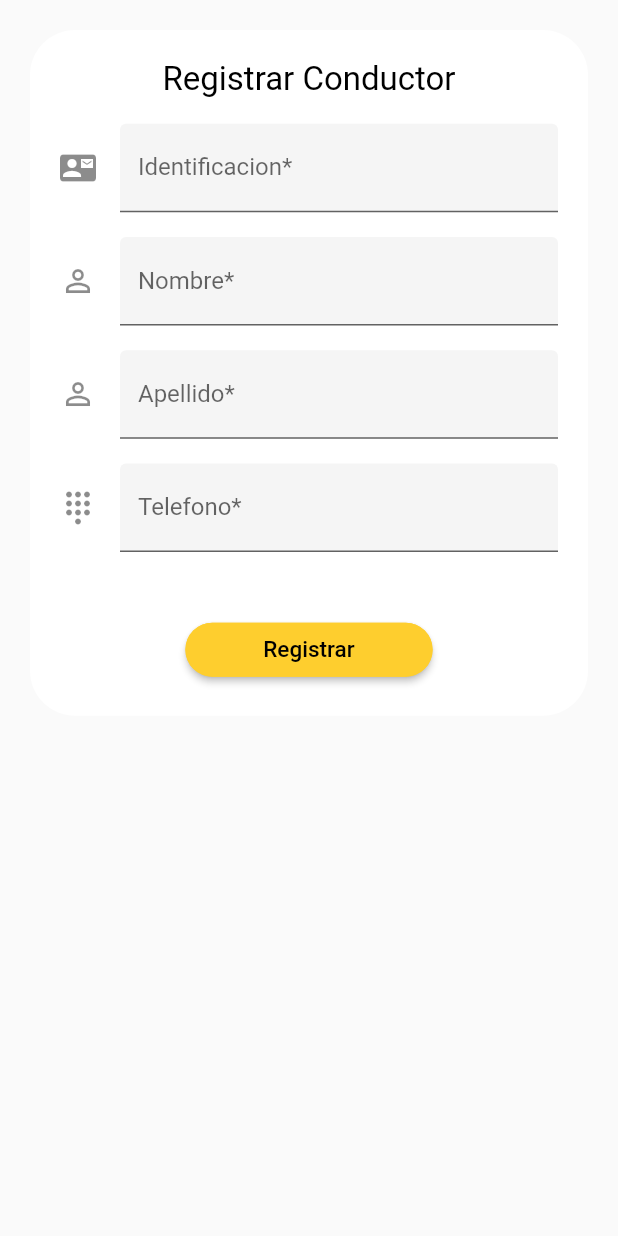
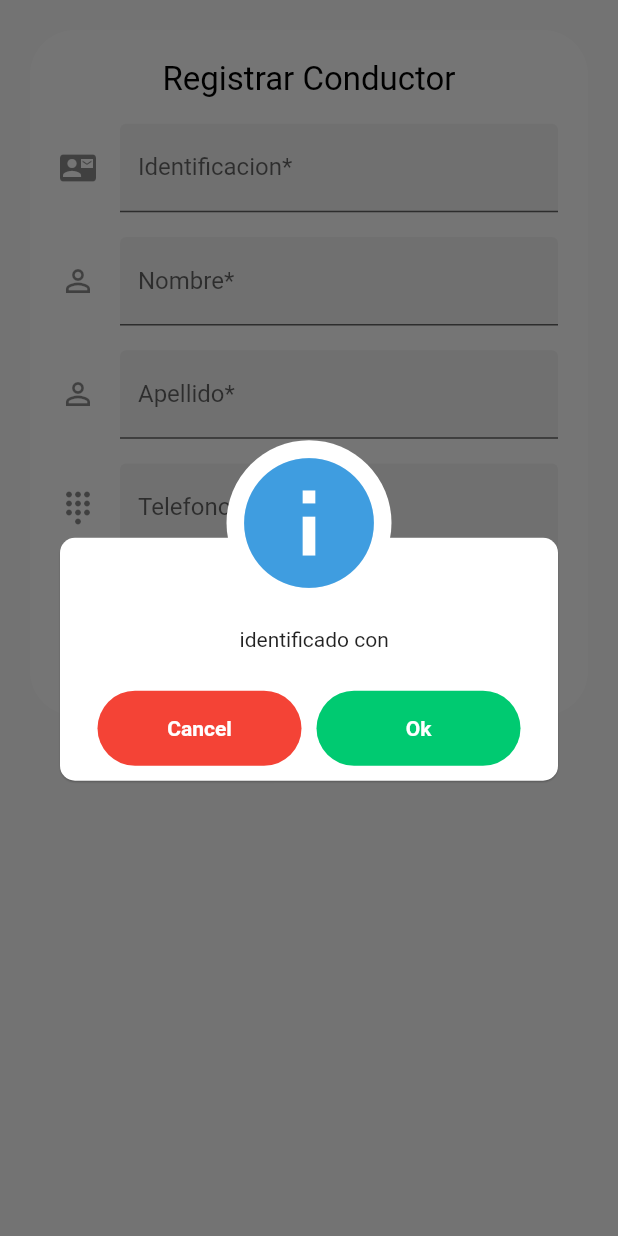
Before and after one commit to OlsonII/chicken_app, a Flutter app: the DriverForm widget shown alone on an empty page, opened directly, after a tap on "Registrar", on a phone screen of 412 x 824 dp. Run offline on Flutter 3.47's test engine with Material 2 defaults, Android fonts, the phone set to English and light mode, and no system bars; our stand-ins replace awesome_dialog, bubble_bottom_bar, flutter_icons, rxdart; missing offline and left inert: flutter_statusbarcolor; network calls fail.

```diff
--- a/lib/src/models/driver_model.dart
+++ b/lib/src/models/driver_model.dart
@@ -7,17 +7,18 @@ DriverModel driverModelFromJson(String str) => DriverModel.fromJson(json.decode(
 String driverModelToJson(DriverModel data) => json.encode(data.toJson());
 
 class DriverModel {
-
   String identification;
   String firstname;
   String lastname;
-  String state = 'inactivo';
+  String phone;
+  String state;
   List<ChargeModel> charge;
 
   DriverModel({
     this.identification,
     this.firstname,
     this.lastname,
+    this.phone,
     this.state,
     this.charge,
   });
@@ -26,6 +27,7 @@ class DriverModel {
     identification: json["identification"],
     firstname: json["firstname"],
     lastname: json["lastname"],
+    phone: json["phone"],
     state: json["state"],
     charge: List<ChargeModel>.from(json["charge"].map((x) => ChargeModel.fromJson(x))),
   );
@@ -34,6 +36,7 @@ class DriverModel {
     "identification": identification,
     "firstname": firstname,
     "lastname": lastname,
+    "phone": phone,
     "state": state,
     "charge": List<dynamic>.from(charge.map((x) => x.toJson())),
   };
--- a/lib/src/pages/home_page.dart
+++ b/lib/src/pages/home_page.dart
@@ -176,7 +176,6 @@ class _HomePageState extends State<HomePage> {
   }
   void _changePage(int index) {
     setState(() {
-      //showContainer = true;
       _selectedIndex = index;
     });
   }
--- a/lib/src/providers/charge_provider.dart
+++ b/lib/src/providers/charge_provider.dart
@@ -11,7 +11,6 @@ class ChargeProvider {
 
   Future<List<ChargeModel>> getCharges() async {
     try{
-      chargeBloc.getAllCharges();
       final response = await http.get(_URL);
       final decodedData = jsonDecode(response.body);
       final List<ChargeModel> charges = new List();
@@ -86,7 +85,7 @@ class ChargeProvider {
   Future<bool> editChargeState(ChargeModel chargeModel) async {
     print(chargeModel);
     print(chargeModelToJson(chargeModel));
-    return await http.put(_URL+'/${chargeModel.id}', headers: {'content-type': 'application/json'},body: chargeModelToJson(chargeModel))
+    return await http.put(_URL+'/${chargeModel.id}', headers: {'content-type': 'application/json'}, body: chargeModelToJson(chargeModel))
         .then((response) => true)
         .catchError((onError) => onError);
   }
--- a/lib/src/utils/register_driver_form.dart
+++ b/lib/src/utils/register_driver_form.dart
@@ -1,9 +1,15 @@
+import 'package:awesome_dialog/awesome_dialog.dart';
+import 'package:chicken_app/src/models/driver_model.dart';
+import 'package:chicken_app/src/providers/driver_provider.dart';
 import 'package:flutter/material.dart';
 import 'package:flutter_icons/flutter_icons.dart';
 
 class DriverForm extends StatelessWidget {
 
   static GlobalKey<FormState> formDriverKey = new GlobalKey<FormState>();
+
+  final driverModel = new DriverModel();
+  final driverProvider = new DriverProvider();
 
   @override
   Widget build(BuildContext context) {
@@ -12,6 +18,10 @@ class DriverForm extends StatelessWidget {
     final _screenHeight = _deviceData.size.height;
     final _screenWidth = _deviceData.size.width;
 
+    return _buildPrincipalContainer(context, _screenHeight, _screenWidth);
+  }
+
+  Positioned _buildPrincipalContainer(BuildContext context, double _screenHeight, double _screenWidth) {
     return Positioned(
       top: _screenHeight*0.25,
       //bottom: _screenHeight*0.15,
@@ -27,7 +37,15 @@ class DriverForm extends StatelessWidget {
             ),
             margin: EdgeInsets.all(20.0),
             padding: EdgeInsets.symmetric(horizontal: 20.0, vertical: 20.0),
-            child: Form(
+            child: _buildForm(context, _screenHeight, _screenWidth),
+          ),
+        ),
+      ),
+    );
+  }
+
+  Form _buildForm(BuildContext context, double _screenHeight, double _screenWidth) {
+    return Form(
       key: formDriverKey,
       autovalidate: false,
       child: Scrollbar(
@@ -39,51 +57,24 @@ class DriverForm extends StatelessWidget {
                 child: Text('Registrar Conductor', style: TextStyle(color: Colors.black, fontSize: 22.0),),
               ),
               SizedBox(height: _screenHeight*0.02),
-                      TextFormField(
-                        cursorColor: Colors.blueGrey,
-                        decoration: InputDecoration(
-                          filled: true,
-                          icon: Icon(Icons.contact_mail),
-                          labelText: 'Identificacion*',
-                          hintText: 'Digite la identificacion del conductor',
+              _buildIdentificationField(),
+              SizedBox(height: _screenHeight*0.02),
+              _buildFirstnameField(),
+              SizedBox(height: _screenHeight*0.02),
+              _buildLastnameField(),
+              SizedBox(height: _screenHeight*0.02),
+              _buildPhoneField(),
+              SizedBox(height: _screenHeight*0.05),
+              _buildButton(context, _screenWidth)
+            ],
           ),
-                        keyboardType: TextInputType.text,
         ),
-                      SizedBox(height: _screenHeight*0.02),
-                      TextFormField(
-                        cursorColor: Colors.blueGrey,
-                        decoration: InputDecoration(
-                          filled: true,
-                          icon: Icon(Icons.perm_identity),
-                          labelText: 'Nombre*',
-                          hintText: 'Digite el nombre del conductor',
       ),
-                        keyboardType: TextInputType.text,
-                      ),
-                      SizedBox(height: _screenHeight*0.02),
-                      TextFormField(
-                        cursorColor: Colors.blueGrey,
-                        decoration: InputDecoration(
-                          filled: true,
-                          icon: Icon(Icons.perm_identity),
-                          labelText: 'Apellido*',
-                          hintText: 'Digite el apellido del conductor',
-                        ),
-                        keyboardType: TextInputType.text,
-                      ),
-                      SizedBox(height: _screenHeight*0.02),
-                      TextFormField(
-                        cursorColor: Colors.blueGrey,
-                        decoration: InputDecoration(
-                          filled: true,
-                          icon: Icon(Icons.dialpad),
-                          labelText: 'Telefono*',
-                          hintText: 'Digite el telefono del conductor',
-                        ),
-                        keyboardType: TextInputType.number,
-                      ),
-                      SizedBox(height: _screenHeight*0.05),
-                      Center(
+    );
+  }
+
+  Center _buildButton(BuildContext context, double _screenWidth) {
+    return Center(
         child: ButtonTheme(
           minWidth: _screenWidth*0.4,
           shape: RoundedRectangleBorder(
@@ -94,18 +85,86 @@ class DriverForm extends StatelessWidget {
             color: Color.fromRGBO(254, 206, 46,  1),
             textColor: Colors.black,
             child: Text("Registrar", style: TextStyle(fontSize: 15.0),),
-                              onPressed: () {},
+            onPressed: () => _showAlert(context),
           ),
         )
-                      )
-                    ],
-                  ),
-                ),
-              ),
-            ),
-          ),
-        ),
-      ),
     );
   }
+
+  TextFormField _buildPhoneField() {
+    return TextFormField(
+      cursorColor: Colors.blueGrey,
+      decoration: InputDecoration(
+        filled: true,
+        icon: Icon(Icons.dialpad),
+        labelText: 'Telefono*',
+        hintText: 'Digite el telefono del conductor',
+      ),
+      keyboardType: TextInputType.number,
+      onSaved: (value) => driverModel.phone = value,
+    );
   }
+
+  TextFormField _buildLastnameField() {
+    return TextFormField(
+      cursorColor: Colors.blueGrey,
+      decoration: InputDecoration(
+        filled: true,
+        icon: Icon(Icons.perm_identity),
+        labelText: 'Apellido*',
+        hintText: 'Digite el apellido del conductor',
+      ),
+      keyboardType: TextInputType.text,
+      onSaved: (value) => driverModel.lastname = value,
+    );
+  }
+
+  TextFormField _buildFirstnameField() {
+    return TextFormField(
+      cursorColor: Colors.blueGrey,
+      decoration: InputDecoration(
+        filled: true,
+        icon: Icon(Icons.perm_identity),
+        labelText: 'Nombre*',
+        hintText: 'Digite el nombre del conductor',
+      ),
+      keyboardType: TextInputType.text,
+      onSaved: (value) => driverModel.firstname = value,
+    );
+  }
+
+  TextFormField _buildIdentificationField() {
+    return TextFormField(
+      cursorColor: Colors.blueGrey,
+      decoration: InputDecoration(
+        filled: true,
+        icon: Icon(Icons.contact_mail),
+        labelText: 'Identificacion*',
+        hintText: 'Digite la identificacion del conductor',
+      ),
+      keyboardType: TextInputType.text,
+      onSaved: (value) => driverModel.identification = value,
+    );
+  }
+
+  _showAlert(BuildContext context){
+    formDriverKey.currentState.save();
+    return AwesomeDialog(
+        context: context,
+        dialogType: DialogType.INFO,
+        animType: AnimType.BOTTOMSLIDE,
+        tittle: 'Desea completar este registro?',
+        desc: '${driverModel.firstname} ${driverModel.lastname} identificado con ${driverModel.identification}',
+        btnCancelOnPress: (){},
+        btnOkOnPress: () => _submitForm()
+    ).show();
+  }
+
+  _submitForm(){
+    print('driver register');
+    driverModel.state = 'Inactivo';
+    driverModel.charge = [];
+    driverProvider.addDriver(driverModel);
+    formDriverKey.currentState.reset();
+  }
+}
--- a/pubspec.yaml
+++ b/pubspec.yaml
@@ -29,6 +29,7 @@ dependencies:
   flutter_statusbarcolor: ^0.2.3
   rxdart: ^0.23.1
   intl: ^0.16.1
+  awesome_dialog: ^0.1.1
 
 dev_dependencies:
   flutter_test:
```
Also changed, not shown: lib/src/pages/drivers_page.dart (+32 -1 lines), lib/src/providers/driver_provider.dart (+73 -0 lines), lib/src/utils/register_charge_form.dart (+22 -6 lines), pubspec.lock. Lines whose indentation alone changed are shown as unchanged.
